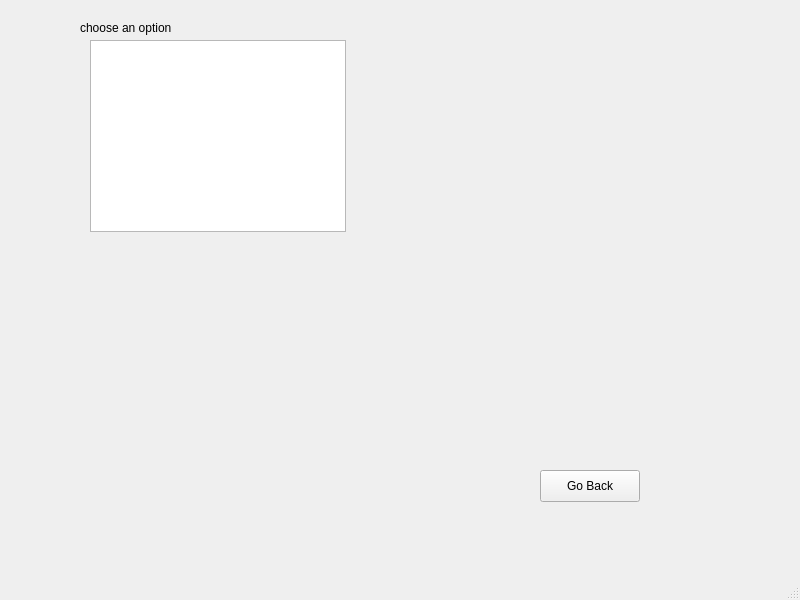
Above: FoodOrderingApp/dish.ui from xyang2316/OOP-project before the change. Below: the same form after it.
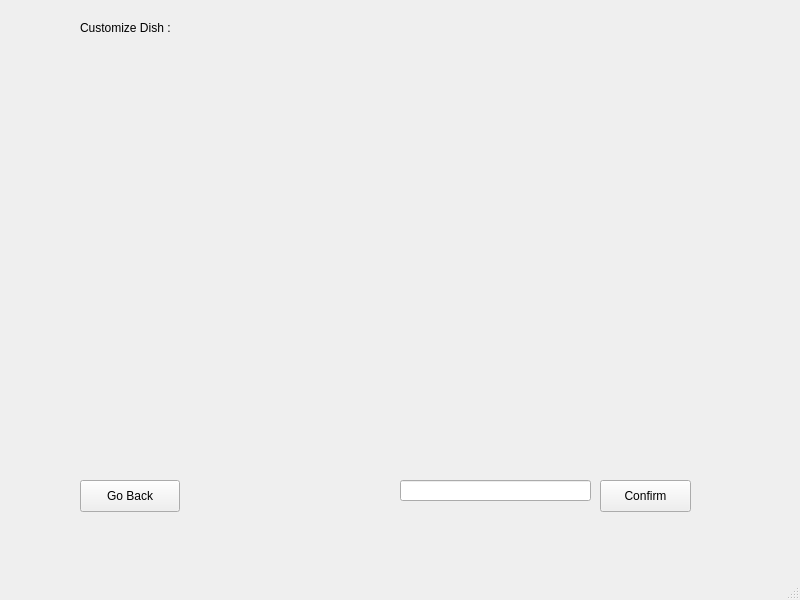
That is the form after the change.

Diff of the .ui file:
```diff
--- a/FoodOrderingApp/dish.ui
+++ b/FoodOrderingApp/dish.ui
@@ -14,16 +14,6 @@
    <string>MainWindow</string>
   </property>
   <widget class="QWidget" name="centralwidget">
-   <widget class="QTableView" name="singleSelectTable">
-    <property name="geometry">
-     <rect>
-      <x>90</x>
-      <y>40</y>
-      <width>256</width>
-      <height>192</height>
-     </rect>
-    </property>
-   </widget>
    <widget class="QLabel" name="label">
     <property name="geometry">
      <rect>
@@ -34,14 +24,14 @@
      </rect>
     </property>
     <property name="text">
-     <string>choose an option</string>
+     <string>Customize Dish :</string>
     </property>
    </widget>
    <widget class="QPushButton" name="goBackButton">
     <property name="geometry">
      <rect>
-      <x>540</x>
-      <y>470</y>
+      <x>80</x>
+      <y>480</y>
       <width>100</width>
       <height>32</height>
      </rect>
@@ -53,14 +43,40 @@
    <widget class="QWidget" name="verticalLayoutWidget">
     <property name="geometry">
      <rect>
-      <x>400</x>
-      <y>40</y>
-      <width>301</width>
-      <height>211</height>
+      <x>80</x>
+      <y>50</y>
+      <width>311</width>
+      <height>391</height>
      </rect>
     </property>
     <layout class="QVBoxLayout" name="verticalLayout"/>
    </widget>
+   <widget class="QPushButton" name="confirmButton">
+    <property name="geometry">
+     <rect>
+      <x>600</x>
+      <y>480</y>
+      <width>91</width>
+      <height>32</height>
+     </rect>
+    </property>
+    <property name="text">
+     <string>Confirm</string>
+    </property>
+   </widget>
+   <widget class="QLineEdit" name="costLineEdit">
+    <property name="geometry">
+     <rect>
+      <x>400</x>
+      <y>480</y>
+      <width>191</width>
+      <height>21</height>
+     </rect>
+    </property>
+    <property name="readOnly">
+     <bool>true</bool>
+    </property>
+   </widget>
   </widget>
   <widget class="QMenuBar" name="menubar">
    <property name="geometry">
```
